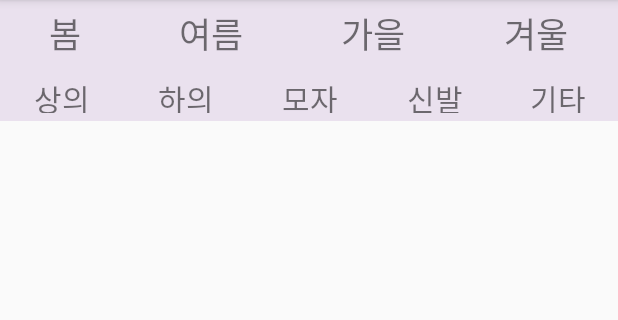
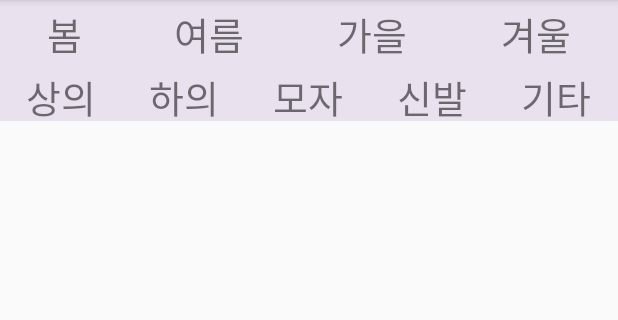
Before and after one commit to Ohrotan/MyLook, an Android app: the UpperBarActivity screen opened directly, with no data from a screen before it, on a phone screen of 412 x 824 dp, the part 84-404 px from its top. Run offline under Robolectric (Android 15) with nearby library versions, the phone set to English and light mode, and no system bars.

Commit message:
하단바 레이아웃(작업중)

```diff
--- a/app/src/main/AndroidManifest.xml
+++ b/app/src/main/AndroidManifest.xml
@@ -9,7 +9,8 @@
         android:roundIcon="@mipmap/ic_launcher_round"
         android:supportsRtl="true"
         android:theme="@style/AppTheme">
-        <activity android:name=".UpperBarActivity"></activity>
+        <activity android:name=".BelowBarActivity"></activity>
+        <activity android:name=".UpperBarActivity" />
         <activity android:name=".ActivityTab3" />
         <activity android:name=".ActivityTab2" />
         <activity android:name=".ActivityTab1" />
--- a/app/src/main/res/layout/activity_upper_bar.xml
+++ b/app/src/main/res/layout/activity_upper_bar.xml
@@ -18,7 +18,7 @@
             android:layout_width="wrap_content"
             android:layout_height="match_parent"
             android:text="봄"
-            android:textSize="23dp"
+            android:textSize="25dp"
             android:layout_weight="25"
             android:background="#1A5d0082"
             android:gravity="center"/>
@@ -28,7 +28,7 @@
             android:layout_width="wrap_content"
             android:layout_height="match_parent"
             android:text="여름"
-            android:textSize="23dp"
+            android:textSize="25dp"
             android:layout_weight="25"
             android:background="#1A5d0082"
             android:gravity="center"/>
@@ -38,7 +38,7 @@
             android:layout_width="wrap_content"
             android:layout_height="match_parent"
             android:text="가을"
-            android:textSize="23dp"
+            android:textSize="25dp"
             android:layout_weight="25"
             android:background="#1A5d0082"
             android:gravity="center"/>
@@ -48,7 +48,7 @@
             android:layout_width="wrap_content"
             android:layout_height="match_parent"
             android:text="겨울"
-            android:textSize="23dp"
+            android:textSize="25dp"
             android:layout_weight="25"
             android:background="#1A5d0082"
             android:gravity="center"/>
@@ -65,11 +65,10 @@
             android:layout_width="wrap_content"
             android:layout_height="match_parent"
             android:text="상의"
-            android:textSize="20dp"
+            android:textSize="25dp"
             android:layout_weight="20"
             android:background="#1A5d0082"
             android:layout_marginLeft="0dp"
-            android:padding="5dp"
             android:gravity="center"/>
 
 
@@ -77,10 +76,9 @@
             android:layout_width="wrap_content"
             android:layout_height="match_parent"
             android:text="하의"
-            android:textSize="20dp"
+            android:textSize="25dp"
             android:layout_weight="20"
             android:background="#1A5d0082"
-            android:padding="5dp"
             android:gravity="center"/>
 
 
@@ -88,10 +86,9 @@
             android:layout_width="wrap_content"
             android:layout_height="match_parent"
             android:text="모자"
-            android:textSize="20dp"
+            android:textSize="25dp"
             android:layout_weight="20"
             android:background="#1A5d0082"
-            android:padding="5dp"
             android:gravity="center"/>
 
 
@@ -99,20 +96,19 @@
             android:layout_width="wrap_content"
             android:layout_height="match_parent"
             android:text="신발"
-            android:textSize="20dp"
+            android:textSize="25dp"
             android:layout_weight="20"
             android:background="#1A5d0082"
-            android:padding="5dp"
             android:gravity="center"/>
 
         <TextView
             android:layout_width="wrap_content"
             android:layout_height="match_parent"
             android:text="기타"
-            android:textSize="20dp"
-            android:layout_weight="18"
+            android:textSize="25dp"
+            android:layout_weight="20"
             android:background="#1A5d0082"
-            android:padding="5dp"
+            android:layout_marginLeft="0dp"
             android:gravity="center"
            />
     </LinearLayout>
```
Also changed, not shown: app/src/main/java/com/ssu/mylook/BelowBarActivity.java (added, +14 -0 lines), app/src/main/res/layout/activity_below_bar.xml (added, +56 -0 lines).
